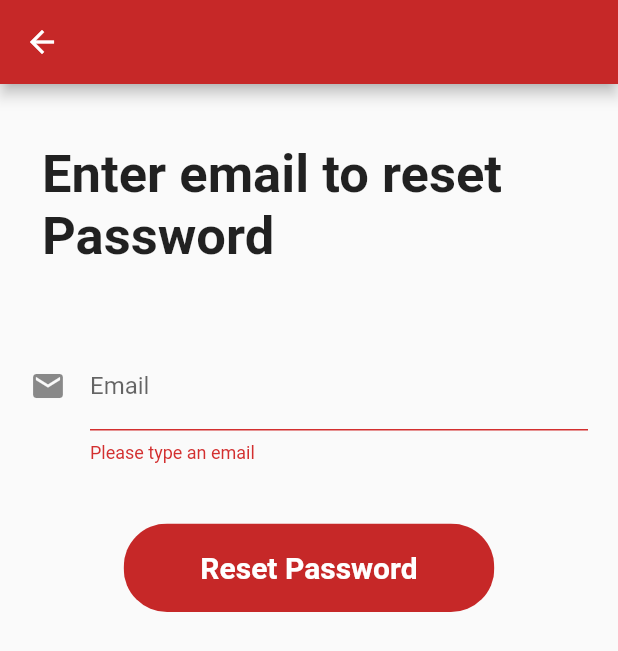
After one commit to mustafaasif1/Lahu, a Flutter app: the PasswordReset screen opened directly, after a tap on "Reset Password", on a phone screen of 412 x 824 dp. The commit adds this screen. Shown: the top 651 px of the screen. Run offline on Flutter 3.47's test engine with Material 2 defaults, Android fonts, the phone set to English and light mode, and no system bars; our stand-ins replace cloud_firestore, firebase_auth, flutter_spinkit, google_sign_in, rflutter_alert; accounts and stored records are empty.

Commit message:
Initial complete version of the app

```diff
--- a/lib/Pages/all_recovered.dart
+++ b/lib/Pages/all_recovered.dart
@@ -11,6 +11,10 @@ class AllRecovered extends StatefulWidget {
 }
 
 class _AllRecoveredState extends State<AllRecovered> {
+  bool loading = false;
+
+
+
   @override
   Widget build(BuildContext context) {
     final lahuData = Provider.of<List<LahuDataObject>>(context) ?? [];
@@ -26,7 +30,7 @@ class _AllRecoveredState extends State<AllRecovered> {
               child: Column(
                 children: <Widget>[
                   Text(
-                    'All Recovered Patients',
+                    'Corona Recovered Patients',
                     style: TextStyle(
                       fontSize: 25,
                       fontWeight: FontWeight.bold,
--- a/lib/Services/auth.dart
+++ b/lib/Services/auth.dart
@@ -75,6 +75,11 @@ class AuthService {
     }
   }
 
+  // Reset Password
+  Future<void> resetPassword(String email) async {
+    await _auth.sendPasswordResetEmail(email: email);
+  }
+
   // Sign Out
   Future signOut() async {
     try {
--- /dev/null
+++ b/lib/Setup/password_reset.dart
@@ -0,0 +1,119 @@
+import 'package:flutter/material.dart';
+import 'package:lahu/Shared/loading.dart';
+import 'package:lahu/Services/auth.dart';
+import 'package:rflutter_alert/rflutter_alert.dart';
+
+class PasswordReset extends StatefulWidget {
+  @override
+  _PasswordResetState createState() => _PasswordResetState();
+}
+
+class _PasswordResetState extends State<PasswordReset> {
+  final AuthService _auth = AuthService();
+
+  String _email;
+  final _formKey = GlobalKey<FormState>();
+  bool loading = false;
+  String error = "";
+
+  @override
+  Widget build(BuildContext context) {
+    Size size = MediaQuery.of(context).size;
+
+    return loading
+        ? Loader()
+        : Scaffold(
+            appBar: AppBar(
+              title: Text(''),
+            ),
+            body: SingleChildScrollView(
+              child: Form(
+                key: _formKey,
+                child: Padding(
+                  padding: const EdgeInsets.all(20.0),
+                  child: Column(
+                    mainAxisAlignment: MainAxisAlignment.center,
+                    children: <Widget>[
+                      Align(
+                        alignment: Alignment.centerLeft,
+                        child: Container(
+                          child: Padding(
+                            padding: const EdgeInsets.fromLTRB(8, 20, 8, 10),
+                            child: Text(
+                              'Enter email to reset Password ',
+                              style: TextStyle(
+                                fontSize: 35,
+                                fontWeight: FontWeight.bold,
+                              ),
+                            ),
+                          ),
+                        ),
+                      ),
+                      SizedBox(height: 40.0),
+                      TextFormField(
+                        validator: (input) {
+                          if (input.isEmpty) {
+                            return 'Please type an email';
+                          } else {
+                            return null;
+                          }
+                        },
+                        onChanged: (input) {
+                          setState(() => _email = input);
+                        },
+                        decoration: InputDecoration(
+                          labelText: 'Email',
+                          icon: Icon(Icons.email),
+                        ),
+                      ),
+                      SizedBox(height: 40.0),
+                      Container(
+                        width: size.width * 0.6,
+                        child: ClipRRect(
+                          borderRadius: BorderRadius.circular(29),
+                          child: FlatButton(
+                            padding: EdgeInsets.symmetric(
+                                vertical: 18, horizontal: 40),
+                            color: Colors.red[800],
+                            onPressed: () async {
+                              if (_formKey.currentState.validate()) {
+                                await _auth.resetPassword(_email);
+                                Alert(
+                                  context: context,
+                                  title:
+                                      "An email has been sent to your account to change your password",
+                                  buttons: [
+                                    DialogButton(
+                                      child: Text(
+                                        "Okay",
+                                        style: TextStyle(
+                                            color: Colors.white, fontSize: 20),
+                                      ),
+                                      onPressed: () {
+                                        Navigator.of(context).pop();
+                                      },
+                                      width: 120,
+                                    ),
+                                  ],
+                                ).show();
+                              }
+                            },
+                            child: Text(
+                              'Reset Password',
+                              style: TextStyle(
+                                fontSize: 20,
+                                color: Colors.white,
+                                fontWeight: FontWeight.bold,
+                              ),
+                            ),
+                          ),
+                        ),
+                      ),
+                    ],
+                  ),
+                ),
+              ),
+            ),
+          );
+  }
+}
--- a/lib/Setup/signUp.dart
+++ b/lib/Setup/signUp.dart
@@ -42,7 +42,7 @@ class _SignUpPageState extends State<SignUpPage> {
                             child: Text(
                               'Sign up ',
                               style: TextStyle(
-                                fontSize: 30,
+                                fontSize: 35,
                                 fontWeight: FontWeight.bold,
                               ),
                             ),
@@ -69,7 +69,7 @@ class _SignUpPageState extends State<SignUpPage> {
                       TextFormField(
                         validator: (input) {
                           if (input.length < 6) {
-                            return 'Password has to atleast six characters';
+                            return 'Password has to at least six characters';
                           } else {
                             return null;
                           }
--- a/pubspec.yaml
+++ b/pubspec.yaml
@@ -11,7 +11,7 @@ description: A new Flutter project.
 # In iOS, build-name is used as CFBundleShortVersionString while build-number used as CFBundleVersion.
 # Read more about iOS versioning at
 # https://developer.apple.com/library/archive/documentation/General/Reference/InfoPlistKeyReference/Articles/CoreFoundationKeys.html
-version: 1.0.0+1
+version: 1.0.0+2
 
 environment:
   sdk: ">=2.1.0 <3.0.0"
@@ -26,6 +26,9 @@ dependencies:
   google_sign_in: ^4.5.1
   expandable: ^4.1.4
   flutter_launcher_icons: ^0.7.5
+  flutter_automation: ^1.3.3
+  url_launcher: ^5.4.10
+  rflutter_alert: ^1.0.3
 
   # The following adds the Cupertino Icons font to your application.
   # Use with the CupertinoIcons class for iOS style icons.
```
Also changed, not shown: lib/Pages/ask_data.dart (+58 -50 lines), lib/Pages/filter_page.dart (+6 -2 lines), lib/Pages/lahu_tile.dart (+25 -2 lines), lib/Setup/signIn.dart (+24 -4 lines), pubspec.lock, 10 other files.
